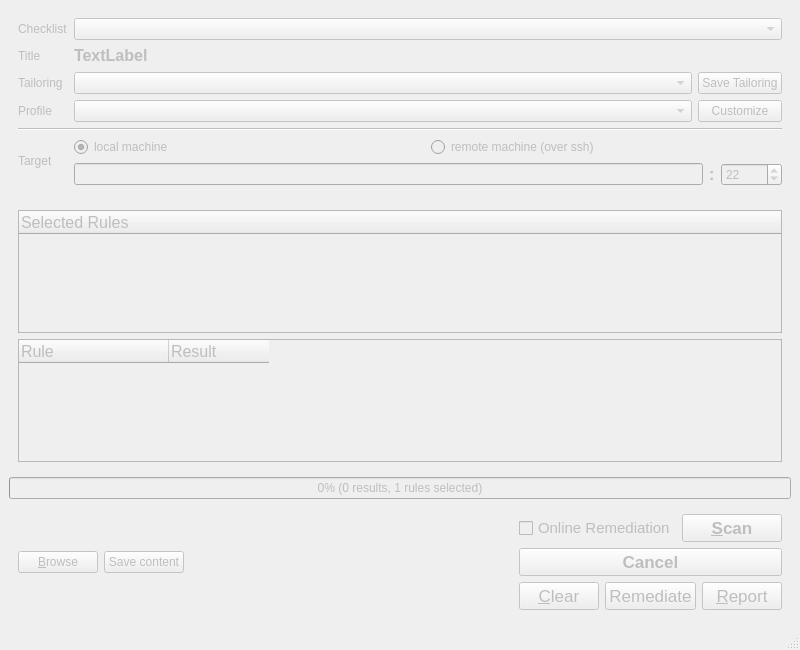
Old version of the form ui/MainWindow.ui in the repository OpenSCAP/scap-workbench.
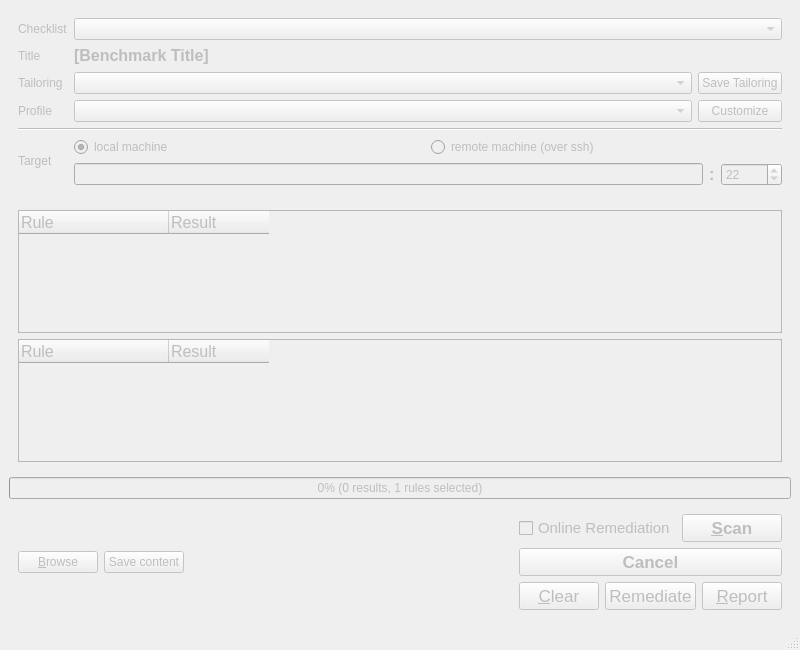
New version of the form.

Commit message: Make the selected rules preview widget look similar to progress widget

Patch:
```diff
--- a/ui/MainWindow.ui
+++ b/ui/MainWindow.ui
@@ -201,7 +201,7 @@
           </font>
          </property>
          <property name="text">
-          <string>TextLabel</string>
+          <string>[Benchmark Title]</string>
          </property>
         </widget>
        </item>
@@ -244,9 +244,20 @@
          <property name="rootIsDecorated">
           <bool>false</bool>
          </property>
+         <attribute name="headerDefaultSectionSize">
+          <number>150</number>
+         </attribute>
+         <attribute name="headerStretchLastSection">
+          <bool>false</bool>
+         </attribute>
          <column>
           <property name="text">
-           <string>Selected Rules</string>
+           <string>Rule</string>
+          </property>
+         </column>
+         <column>
+          <property name="text">
+           <string>Result</string>
           </property>
          </column>
         </widget>
```
The commit also changes 1 other file.
